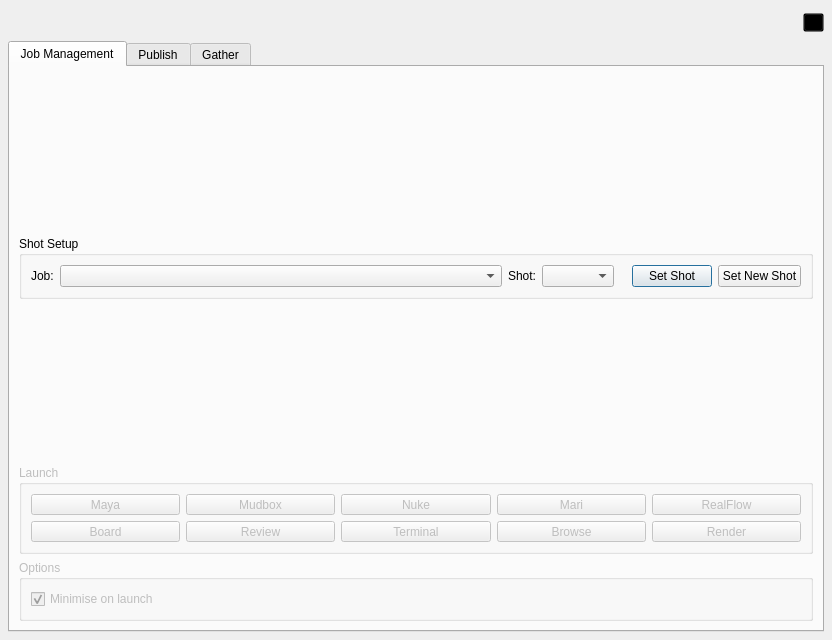
First picture: the form in core/ui/icarusUI.ui, repository mjbonnington/icarus-gps, before the edit.
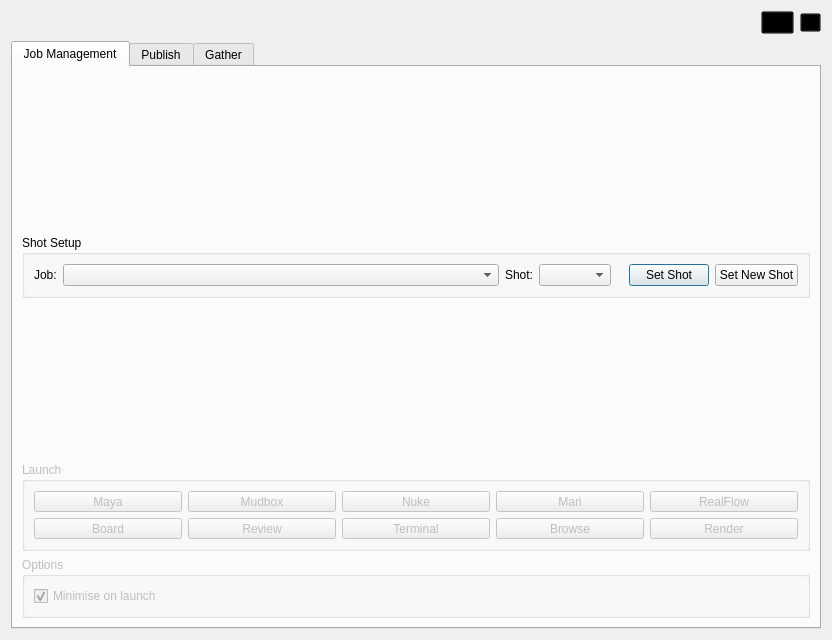
Second picture: the form after the edit. Icons and pictures are not drawn.

Commit message: Hardlinks *should* be working on Windows. Shot env label now acts as a tool button with popup menu. Added check to prevent invalid shot being set via last job setting in user preferences.

The edit to the form file:
```diff
--- a/core/ui/icarusUI.ui
+++ b/core/ui/icarusUI.ui
@@ -21,15 +21,6 @@
    <string notr="true"/>
   </property>
   <layout class="QVBoxLayout" name="verticalLayout">
-   <property name="leftMargin">
-    <number>8</number>
-   </property>
-   <property name="rightMargin">
-    <number>8</number>
-   </property>
-   <property name="bottomMargin">
-    <number>8</number>
-   </property>
    <item>
     <widget class="QFrame" name="header_frame">
      <property name="minimumSize">
@@ -111,48 +102,58 @@
         <property name="orientation">
          <enum>Qt::Horizontal</enum>
         </property>
-        <property name="sizeType">
-         <enum>QSizePolicy::MinimumExpanding</enum>
-        </property>
         <property name="sizeHint" stdset="0">
          <size>
-          <width>24</width>
+          <width>40</width>
           <height>20</height>
          </size>
         </property>
        </spacer>
       </item>
       <item>
-       <widget class="QLineEdit" name="shotEnv_label">
+       <widget class="QToolButton" name="shotEnv_toolButton">
+        <property name="enabled">
+         <bool>false</bool>
+        </property>
         <property name="sizePolicy">
-         <sizepolicy hsizetype="MinimumExpanding" vsizetype="Fixed">
+         <sizepolicy hsizetype="Maximum" vsizetype="Fixed">
           <horstretch>0</horstretch>
           <verstretch>0</verstretch>
          </sizepolicy>
         </property>
-        <property name="cursor">
-         <cursorShape>ArrowCursor</cursorShape>
-        </property>
-        <property name="toolTip">
-         <string>Current job and shot</string>
-        </property>
-        <property name="layoutDirection">
-         <enum>Qt::LeftToRight</enum>
-        </property>
         <property name="styleSheet">
-         <string notr="true"/>
+         <string notr="true">QToolButton {
+	padding: 1px 12px 2px 1px;
+}
+
+QToolButton:pressed, QToolButton:checked:pressed {
+	padding: 2px 11px 1px 2px;
+}
+
+QToolButton:disabled {
+	color: #ccc;
+}
+</string>
         </property>
         <property name="text">
          <string/>
         </property>
-        <property name="frame">
-         <bool>false</bool>
+        <property name="icon">
+         <iconset resource="rsc.qrc">
+          <normaloff>:/rsc/rsc/icon_settings.png</normaloff>
+          <disabledoff>:/rsc/rsc/icon_settings_disabled.png</disabledoff>:/rsc/rsc/icon_settings.png</iconset>
         </property>
-        <property name="alignment">
-         <set>Qt::AlignRight|Qt::AlignTrailing|Qt::AlignVCenter</set>
+        <property name="iconSize">
+         <size>
+          <width>15</width>
+          <height>15</height>
+         </size>
         </property>
-        <property name="readOnly">
-         <bool>true</bool>
+        <property name="popupMode">
+         <enum>QToolButton::InstantPopup</enum>
+        </property>
+        <property name="toolButtonStyle">
+         <enum>Qt::ToolButtonTextBesideIcon</enum>
         </property>
        </widget>
       </item>
```
Left out of the diff: 3 changed lines with no effect on the pictures. The commit also changes 6 other files.
